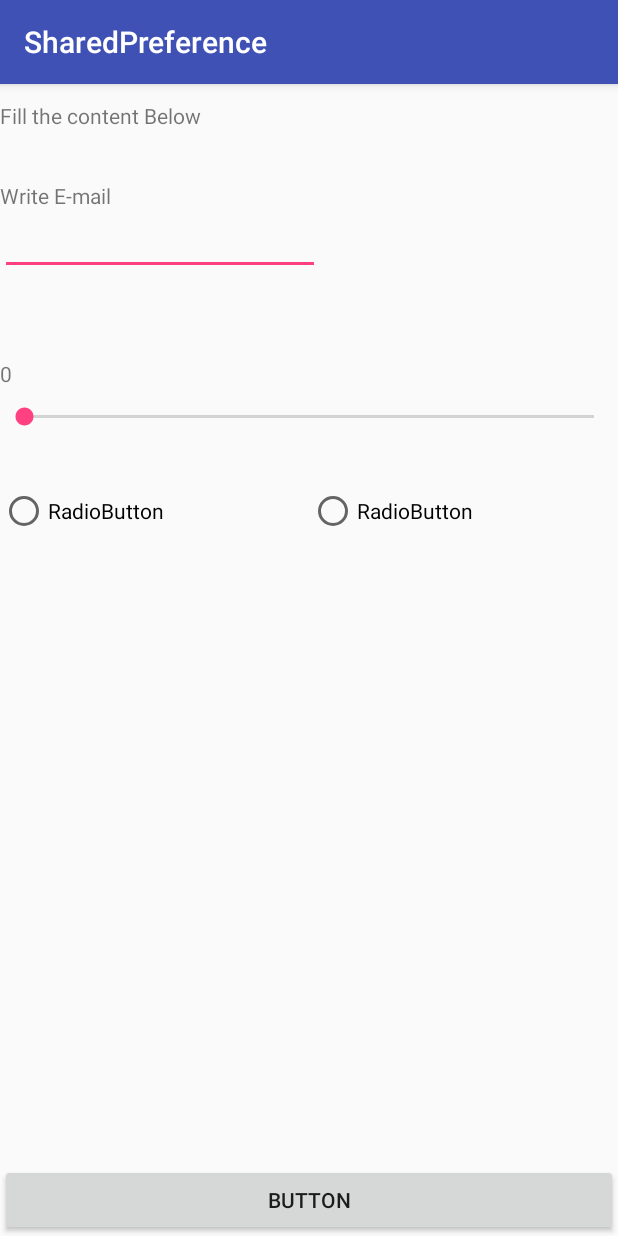
After one commit to kyuwankim/SharedPreference, an Android app: the SharedPreferenceActivity screen opened directly, with no data from a screen before it, on a phone screen of 412 x 824 dp. The commit adds this screen. Run offline under Robolectric (Android 15) with nearby library versions, the phone set to English and light mode, and no system bars.

Commit message:
SharedPreference 액티비티 추

```diff
--- a/app/src/main/AndroidManifest.xml
+++ b/app/src/main/AndroidManifest.xml
@@ -15,6 +15,7 @@
                 <category android:name="android.intent.category.LAUNCHER" />
             </intent-filter>
         </activity>
+        <activity android:name=".SharedPreferenceActivity"></activity>
     </application>
 
 </manifest>
--- a/app/src/main/java/com/kyuwankim/android/sharedpreference/MainActivity.java
+++ b/app/src/main/java/com/kyuwankim/android/sharedpreference/MainActivity.java
@@ -1,10 +1,12 @@
 package com.kyuwankim.android.sharedpreference;
 
 import android.content.Context;
+import android.content.Intent;
 import android.content.SharedPreferences;
 import android.os.Bundle;
 import android.support.v7.app.AppCompatActivity;
 import android.view.View;
+import android.widget.Button;
 import android.widget.EditText;
 import android.widget.RelativeLayout;
 import android.widget.Switch;
@@ -14,6 +16,7 @@ public class MainActivity extends AppCompatActivity {
     EditText editName;
     Switch switchShuffle;
 
+    Button btn;
     RelativeLayout layout;
 
     PropertyUtil propertyUtil;
@@ -28,7 +31,16 @@ public class MainActivity extends AppCompatActivity {
         editName = (EditText) findViewById(R.id.editText);
         switchShuffle = (Switch) findViewById(R.id.switch1);
         layout = (RelativeLayout) findViewById(R.id.layout2);
+        btn = (Button) findViewById(R.id.button2);
 
+        btn.setOnClickListener(new View.OnClickListener() {
+            @Override
+            public void onClick(View v) {
+
+                Intent intent = new Intent(MainActivity.this, SharedPreferenceActivity.class);
+                startActivity(intent);
+            }
+        });
         // firstOpen 체크가 되어 있으면 도움말 레이아웃을 닫아준다
         if("false".equals(propertyUtil.getProperty("firstOpen"))){
             layout.setVisibility(View.GONE);
--- /dev/null
+++ b/app/src/main/java/com/kyuwankim/android/sharedpreference/SharedPreferenceActivity.java
@@ -0,0 +1,114 @@
+package com.kyuwankim.android.sharedpreference;
+
+import android.content.Context;
+import android.content.SharedPreferences;
+import android.os.Bundle;
+import android.support.v7.app.AppCompatActivity;
+import android.view.View;
+import android.widget.Button;
+import android.widget.EditText;
+import android.widget.RadioButton;
+import android.widget.RadioGroup;
+import android.widget.SeekBar;
+import android.widget.TextView;
+
+import static com.kyuwankim.android.sharedpreference.MainActivity.SAHRED_FILE;
+
+public class SharedPreferenceActivity extends AppCompatActivity {
+
+    SeekBar seekBar;
+    EditText editText;
+    RadioGroup radioGroup;
+    RadioButton radioButton1, radioButton2;
+    Button btn;
+    TextView textView;
+    int proGress = 0;
+
+    @Override
+    protected void onCreate(Bundle savedInstanceState) {
+        super.onCreate(savedInstanceState);
+        setContentView(R.layout.activity_shared_preference);
+
+        seekBar = (SeekBar) findViewById(R.id.seekBar);
+        editText = (EditText) findViewById(R.id.editText5);
+        radioGroup = (RadioGroup) findViewById(R.id.radiogroup);
+        radioButton1 = (RadioButton) findViewById(R.id.radioButton);
+        radioButton2 = (RadioButton) findViewById(R.id.radioButton2);
+        textView = (TextView) findViewById(R.id.textView4);
+
+
+        radioGroup.setOnCheckedChangeListener(new RadioGroup.OnCheckedChangeListener() {
+            @Override
+            public void onCheckedChanged(RadioGroup group, int checkedId) {
+                switch (checkedId){
+                    case R.id.radioButton :
+
+                        break;
+
+                    case R.id.radioButton2 :
+
+                        break;
+                }
+            }
+        });
+
+
+        seekBar.setOnSeekBarChangeListener(new SeekBar.OnSeekBarChangeListener() {
+            @Override
+            public void onProgressChanged(SeekBar seekBar, int progress, boolean fromUser) {
+                textView.setText(progress+"");
+                proGress = progress;
+            }
+
+            @Override
+            public void onStartTrackingTouch(SeekBar seekBar) {
+
+            }
+
+            @Override
+            public void onStopTrackingTouch(SeekBar seekBar) {
+
+            }
+        });
+
+        loadSetting();
+
+    }
+
+
+    public void saveSetting(View view){
+        // 1. Preference 생성하기
+        SharedPreferences sharedPref = getSharedPreferences(SAHRED_FILE, Context.MODE_PRIVATE);
+        // 2. SharedPreference에 값을 입력하기 위해서는 에디터를 통해서만 가능
+        SharedPreferences.Editor editor = sharedPref.edit();
+
+        //editor.putInt( "키", "값");
+        editor.putInt("progress",proGress);
+        editor.putString("email",    editText.getText().toString());
+        editor.putBoolean("radiobutton1", radioButton1.isChecked());
+        editor.putBoolean("radiobutton2", radioButton2.isChecked());
+
+
+        // 3. 입력된 값을 반영
+        editor.commit();
+    }
+
+    public void loadSetting(){
+        SharedPreferences sharedPref = getSharedPreferences(SAHRED_FILE,Context.MODE_PRIVATE);
+
+        // 프로퍼티 가져오기
+        String email = sharedPref.getString("email", "");
+        boolean radiobutton1 = sharedPref.getBoolean("radiobutton1", false);
+        boolean radiobutton2 = sharedPref.getBoolean("radiobutton2", false);
+        int progress = sharedPref.getInt("progress",0 );
+
+
+        // 화면에 세팅
+        editText.setText(email);
+        radioButton1.setChecked(radiobutton1);
+        radioButton2.setChecked(radiobutton2);
+        seekBar.setProgress(progress);
+        textView.setText(progress+"");
+
+    }
+}
--- a/app/src/main/res/layout/activity_main.xml
+++ b/app/src/main/res/layout/activity_main.xml
@@ -4,10 +4,6 @@
     android:id="@+id/activity_main"
     android:layout_width="match_parent"
     android:layout_height="match_parent"
-    android:paddingBottom="@dimen/activity_vertical_margin"
-    android:paddingLeft="@dimen/activity_horizontal_margin"
-    android:paddingRight="@dimen/activity_horizontal_margin"
-    android:paddingTop="@dimen/activity_vertical_margin"
     tools:context="com.kyuwankim.android.sharedpreference.MainActivity">
 
 
@@ -58,6 +54,14 @@
             android:layout_toRightOf="@+id/textView2"
             android:onClick="saveSetting"
             android:text="save" />
+
+        <Button
+            android:text="Button"
+            android:layout_width="match_parent"
+            android:layout_height="wrap_content"
+            android:layout_alignParentBottom="true"
+            android:layout_centerHorizontal="true"
+            android:id="@+id/button2" />
     </RelativeLayout>
 
     <RelativeLayout
--- /dev/null
+++ b/app/src/main/res/layout/activity_shared_preference.xml
@@ -0,0 +1,95 @@
+<?xml version="1.0" encoding="utf-8"?>
+<RelativeLayout xmlns:android="http://schemas.android.com/apk/res/android"
+    xmlns:tools="http://schemas.android.com/tools"
+    android:id="@+id/activity_shared_preference"
+    android:layout_width="match_parent"
+    android:layout_height="match_parent"
+    tools:context="com.kyuwankim.android.sharedpreference.SharedPreferenceActivity">
+
+    <TextView
+        android:id="@+id/textView"
+        android:layout_width="wrap_content"
+        android:layout_height="wrap_content"
+        android:layout_alignParentLeft="true"
+        android:layout_alignParentStart="true"
+        android:layout_alignParentTop="true"
+        android:layout_marginTop="11dp"
+        android:text="Fill the content Below" />
+
+    <SeekBar
+        android:id="@+id/seekBar"
+        android:layout_width="match_parent"
+        android:layout_height="wrap_content"
+        android:layout_alignParentLeft="true"
+        android:layout_alignParentStart="true"
+        android:layout_below="@+id/textView"
+        android:layout_marginTop="182dp" />
+
+    <TextView
+        android:id="@+id/textView4"
+        android:layout_width="wrap_content"
+        android:layout_height="wrap_content"
+        android:layout_above="@+id/radiogroup"
+        android:layout_alignParentLeft="true"
+        android:layout_alignParentStart="true"
+        android:layout_marginBottom="28dp"
+        android:text="TextView" />
+
+    <RadioGroup
+        android:id="@+id/radiogroup"
+        android:layout_width="match_parent"
+        android:layout_height="wrap_content"
+        android:layout_alignParentLeft="true"
+        android:layout_alignParentStart="true"
+        android:layout_below="@+id/seekBar"
+        android:layout_marginTop="38dp"
+        android:orientation="horizontal">
+
+        <RadioButton
+            android:id="@+id/radioButton"
+            android:layout_width="wrap_content"
+            android:layout_height="wrap_content"
+            android:layout_weight="1"
+            android:text="RadioButton" />
+
+        <RadioButton
+            android:id="@+id/radioButton2"
+            android:layout_width="wrap_content"
+            android:layout_height="wrap_content"
+            android:layout_weight="1"
+            android:text="RadioButton" />
+    </RadioGroup>
+
+    <EditText
+        android:id="@+id/editText5"
+        android:layout_width="wrap_content"
+        android:layout_height="wrap_content"
+        android:ems="10"
+        android:inputType="textEmailAddress"
+        android:layout_below="@+id/textView"
+        android:layout_alignParentLeft="true"
+        android:layout_alignParentStart="true"
+        android:layout_marginTop="51dp" />
+
+    <TextView
+        android:id="@+id/textView3"
+        android:layout_width="wrap_content"
+        android:layout_height="wrap_content"
+        android:text="Write E-mail"
+        android:layout_below="@+id/textView"
+        android:layout_alignParentLeft="true"
+        android:layout_alignParentStart="true"
+        android:layout_marginTop="34dp" />
+
+    <Button
+        android:text="Button"
+        android:layout_width="match_parent"
+        android:layout_height="wrap_content"
+        android:layout_alignParentBottom="true"
+        android:layout_toEndOf="@+id/textView"
+        android:id="@+id/button3"
+        android:layout_alignParentLeft="true"
+        android:layout_alignParentStart="true"
+        android:onClick="saveSetting" />
+
+</RelativeLayout>
```
Also changed, not shown: 1 other file.
